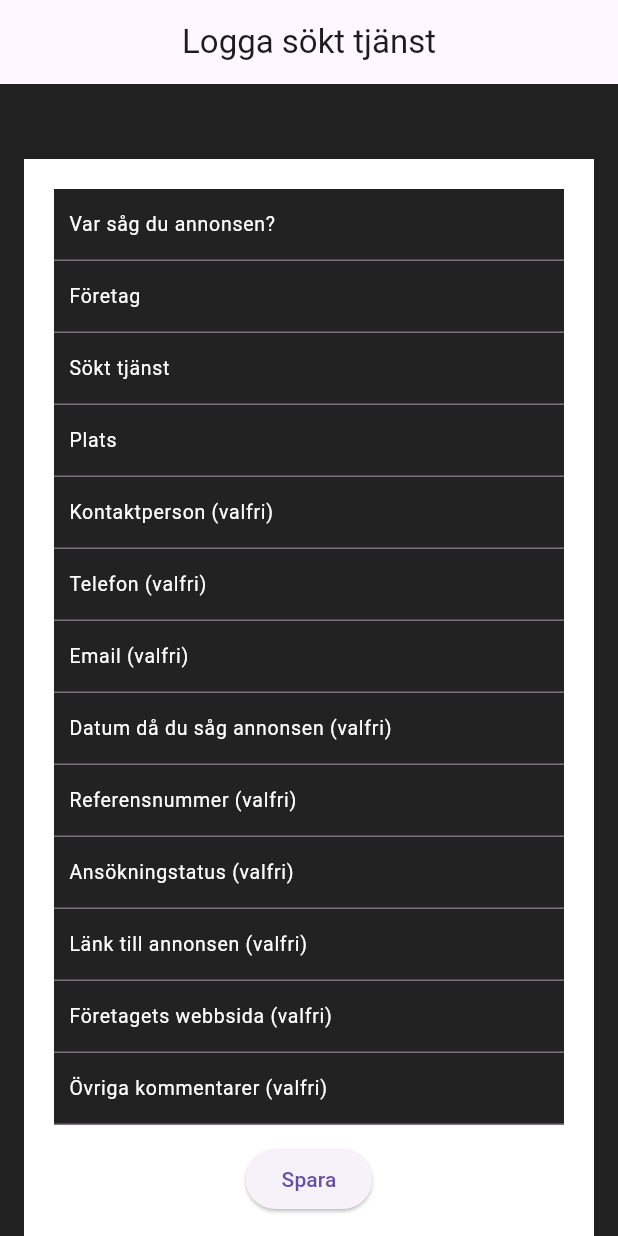
After one commit to Larsn280/applylog, a Flutter app: the screen it shows after launch, on a phone screen of 412 x 824 dp. The commit adds this screen. Run offline on Flutter 3.47's test engine with Material 3 defaults, Android fonts, the phone set to English and light mode, and no system bars.

Commit message:
FixedCustomAppContainerWidget

```diff
--- a/lib/app_constants.dart
+++ b/lib/app_constants.dart
@@ -2,25 +2,4 @@
 
 class AppConstants {
   static ThemeData themeData = ThemeData();
-
-  static Widget buildMainContainer(
-      {required BuildContext context,
-      required Widget child,
-      required String titleText}) {
-    return Scaffold(
-      appBar: AppBar(
-        title: Text(titleText),
-        centerTitle: true,
-      ),
-      body: Container(
-        color: Colors.black87,
-        padding: const EdgeInsets.symmetric(horizontal: 16.0),
-        width: MediaQuery.of(context).size.width,
-        height: MediaQuery.of(context).size.height,
-        child: SingleChildScrollView(
-          child: child,
-        ),
-      ),
-    );
-  }
 }
--- a/lib/log_application_screen.dart
+++ b/lib/log_application_screen.dart
@@ -1,4 +1,5 @@
 import 'package:applylog/app_constants.dart';
+import 'package:applylog/widgets/custom_app_container.dart';
 import 'package:applylog/widgets/custom_search_dropdownlist.dart';
 import 'package:flutter/material.dart';
 
@@ -80,9 +81,8 @@
 
   @override
   Widget build(BuildContext context) {
-    return AppConstants.buildMainContainer(
+    return CustomAppContainer(
       titleText: 'Logga sökt tjänst',
-      context: context,
       child: Column(
         children: [
           const SizedBox(
--- /dev/null
+++ b/lib/widgets/custom_app_container.dart
@@ -0,0 +1,31 @@
+import 'package:flutter/material.dart';
+
+class CustomAppContainer extends StatelessWidget {
+  final Widget child;
+  final String titleText;
+
+  const CustomAppContainer({
+    super.key,
+    required this.child,
+    required this.titleText,
+  });
+
+  @override
+  Widget build(BuildContext context) {
+    return Scaffold(
+      appBar: AppBar(
+        title: Text(titleText),
+        centerTitle: true,
+      ),
+      body: SizedBox.expand(
+        child: Container(
+          color: Colors.black87,
+          padding: const EdgeInsets.symmetric(horizontal: 16.0),
+          child: SingleChildScrollView(
+            child: child,
+          ),
+        ),
+      ),
+    );
+  }
+}
```
